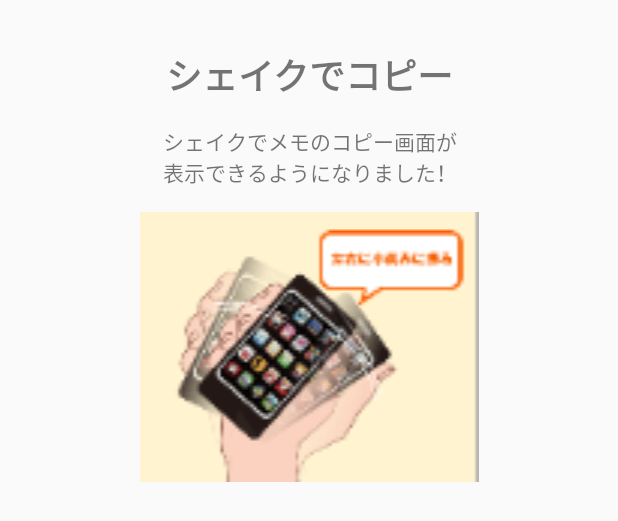
After one commit to junkuvo/InputHelper, an Android app: the layout dialog_new_release.xml on its own in the app's theme, with its tools: preview values and no code run, on a phone screen of 412 x 824 dp. The commit adds this screen. Shown: the top 521 px of the screen. Run offline under Robolectric (Android 15) with nearby library versions, the phone set to English and light mode, and no system bars.

Commit message:
no message

```diff
--- a/app/build.gradle
+++ b/app/build.gradle
@@ -22,8 +22,8 @@ android {
         applicationId "junkuvo.apps.inputhelper"
         minSdkVersion 15
         targetSdkVersion 27
-        versionCode 6
-        versionName "2.1"
+        versionCode 7
+        versionName "2.2"
         testInstrumentationRunner "android.support.test.runner.AndroidJUnitRunner"
     }
     buildTypes {
--- a/app/src/main/java/junkuvo/apps/inputhelper/fragment/OverlayInputListFragment.java
+++ b/app/src/main/java/junkuvo/apps/inputhelper/fragment/OverlayInputListFragment.java
@@ -57,6 +57,7 @@ public class OverlayInputListFragment extends DialogFragment {
 
             }
         }, true);
+
         builder.setView(view);
         builder.setMessage("コピーしたいメモを\nタップしてください");
         builder.setPositiveButton("新しくメモする", new DialogInterface.OnClickListener() {
--- a/app/src/main/java/junkuvo/apps/inputhelper/util/SharedPreferencesUtil.java
+++ b/app/src/main/java/junkuvo/apps/inputhelper/util/SharedPreferencesUtil.java
@@ -8,6 +8,7 @@ import static android.content.Context.MODE_PRIVATE;
 public class SharedPreferencesUtil {
 
     public enum PrefKeys{
+        SHAKE("SHAKE"),
         NOTIFICATION_SHOW_IN_BAR("NOTIFICATION_SHOW_IN_BAR");
 
         private String key;
--- /dev/null
+++ b/app/src/main/res/layout/dialog_new_release.xml
@@ -0,0 +1,32 @@
+<?xml version="1.0" encoding="utf-8"?>
+<LinearLayout xmlns:android="http://schemas.android.com/apk/res/android"
+    xmlns:tools="http://schemas.android.com/tools"
+    android:layout_width="match_parent"
+    android:layout_height="match_parent"
+    android:orientation="vertical"
+    android:padding="32dp">
+
+    <android.support.v7.widget.AppCompatTextView
+        android:layout_width="match_parent"
+        android:layout_height="wrap_content"
+        android:layout_marginLeft="8dp"
+        android:layout_marginRight="8dp"
+        android:gravity="center_horizontal"
+        android:text="シェイクでコピー"
+        android:textSize="24sp"
+        android:textStyle="bold" />
+
+    <android.support.v7.widget.AppCompatTextView
+        android:layout_width="match_parent"
+        android:layout_height="wrap_content"
+        android:layout_margin="16dp"
+        android:gravity="center_horizontal"
+        android:text="シェイクでメモのコピー画面が\n表示できるようになりました！" />
+
+    <android.support.v7.widget.AppCompatImageView
+        android:layout_width="300dp"
+        android:layout_height="180dp"
+        android:scaleType="fitCenter"
+        android:layout_gravity="center_horizontal"
+        android:src="@drawable/shake" />
+</LinearLayout>
```
Also changed, not shown: app/src/main/java/junkuvo/apps/inputhelper/InputListActivity.java (+7 -1 lines), app/src/main/java/junkuvo/apps/inputhelper/OverlayActivity.java (+13 -0 lines), app/src/main/java/junkuvo/apps/inputhelper/service/NotificationService.java (+34 -4 lines), app/src/main/res/layout/activity_overlay.xml (+8 -0 lines), app/src/main/res/menu/menu_input_list.xml (+8 -0 lines), app/src/main/res/drawable-xhdpi/ic_fiber_new_white_24dp.png (added), app/src/main/res/drawable-xxhdpi/ic_fiber_new_white_24dp.png (added), app/src/main/res/drawable-xxxhdpi/ic_fiber_new_white_24dp.png (added), app/src/main/res/drawable-xxxhdpi/shake.png (added).
